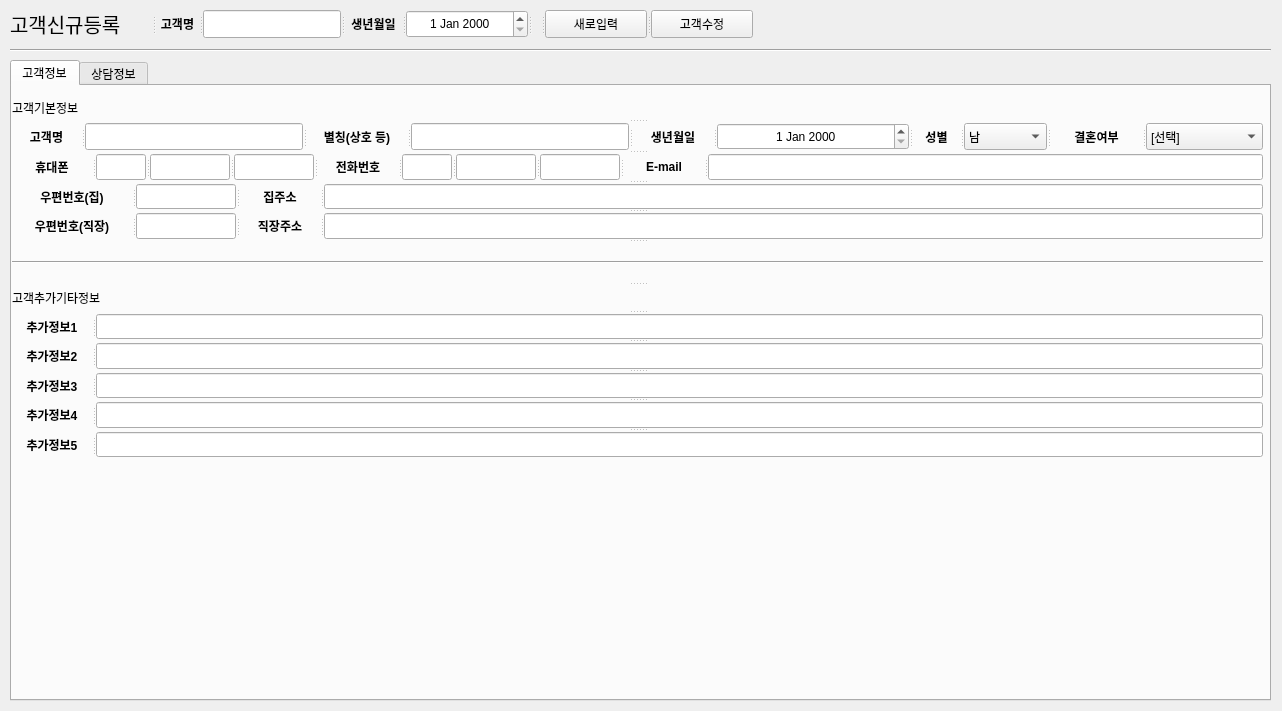
Above: app/ui/customer_registeration_page.ui from DY-Microfinance-Customer-Management/dymf-algorithm before the change. Below: the same form after it.
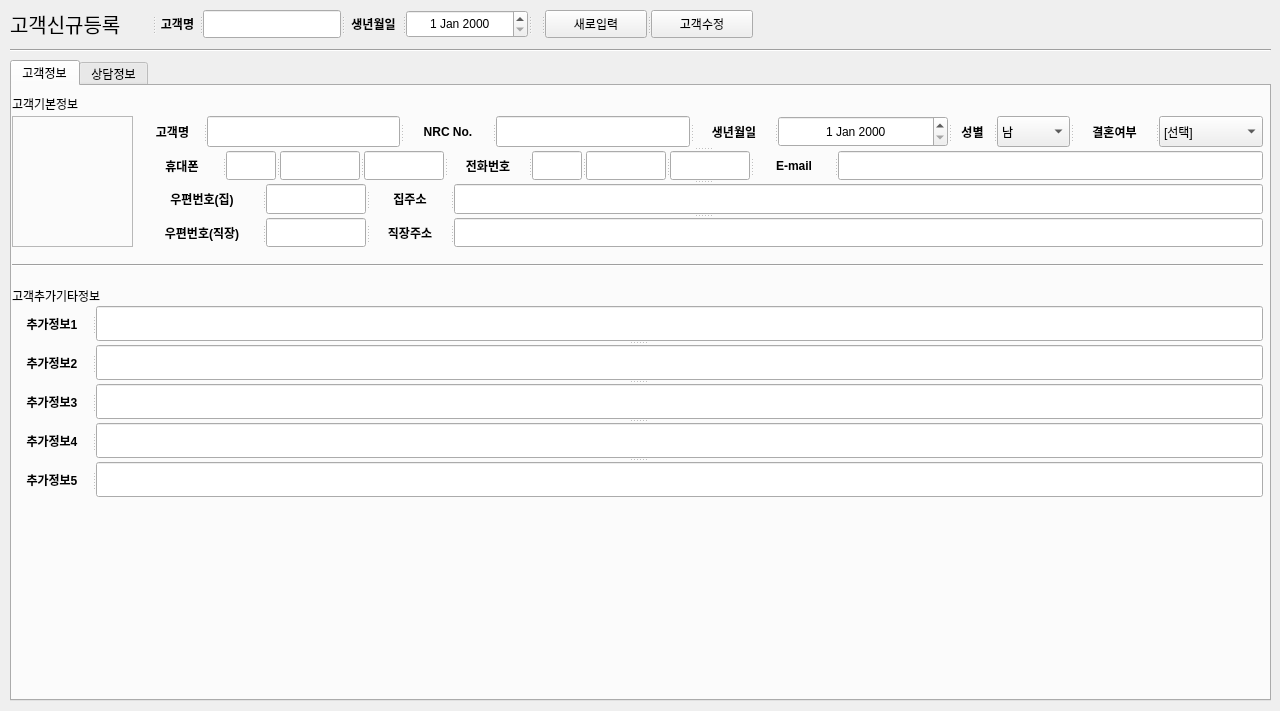
That is the form after the change.

Commit message: 'company_info_page'

Patch:
```diff
--- a/app/ui/customer_registeration_page.ui
+++ b/app/ui/customer_registeration_page.ui
@@ -6,13 +6,13 @@
    <rect>
     <x>0</x>
     <y>0</y>
-    <width>1282</width>
+    <width>1280</width>
     <height>711</height>
    </rect>
   </property>
   <property name="minimumSize">
    <size>
-    <width>1282</width>
+    <width>1280</width>
     <height>711</height>
    </size>
   </property>
@@ -51,19 +51,60 @@
      <attribute name="title">
       <string>고객정보</string>
      </attribute>
-     <widget class="QSplitter" name="splitter_13">
+     <widget class="QFrame" name="frame">
       <property name="geometry">
        <rect>
         <x>0</x>
-        <y>10</y>
+        <y>30</y>
+        <width>121</width>
+        <height>131</height>
+       </rect>
+      </property>
+      <property name="frameShape">
+       <enum>QFrame::StyledPanel</enum>
+      </property>
+      <property name="frameShadow">
+       <enum>QFrame::Raised</enum>
+      </property>
+     </widget>
+     <widget class="Line" name="line_2">
+      <property name="geometry">
+       <rect>
+        <x>0</x>
+        <y>160</y>
         <width>1251</width>
-        <height>361</height>
+        <height>38</height>
        </rect>
       </property>
       <property name="orientation">
-       <enum>Qt::Vertical</enum>
+       <enum>Qt::Horizontal</enum>
       </property>
+     </widget>
+     <widget class="QLabel" name="label_2">
+      <property name="geometry">
+       <rect>
+        <x>0</x>
+        <y>202</y>
+        <width>120</width>
+        <height>16</height>
+       </rect>
+      </property>
+      <property name="text">
+       <string>고객추가기타정보</string>
+      </property>
+      <property name="alignment">
+       <set>Qt::AlignLeading|Qt::AlignLeft|Qt::AlignVCenter</set>
+      </property>
+     </widget>
       <widget class="QLabel" name="label">
+      <property name="geometry">
+       <rect>
+        <x>0</x>
+        <y>10</y>
+        <width>90</width>
+        <height>16</height>
+       </rect>
+      </property>
        <property name="text">
         <string>고객기본정보</string>
        </property>
@@ -72,6 +113,14 @@
        </property>
       </widget>
       <widget class="QSplitter" name="splitter_5">
+      <property name="geometry">
+       <rect>
+        <x>130</x>
+        <y>30</y>
+        <width>1121</width>
+        <height>131</height>
+       </rect>
+      </property>
        <property name="orientation">
         <enum>Qt::Vertical</enum>
        </property>
@@ -122,7 +171,7 @@
           <bool>true</bool>
          </property>
          <property name="text">
-          <string>별칭(상호 등)</string>
+         <string>NRC No.</string>
          </property>
          <property name="alignment">
           <set>Qt::AlignCenter</set>
@@ -584,28 +633,14 @@
         <widget class="QLineEdit" name="LineEdit_15"/>
        </widget>
       </widget>
-      <widget class="Line" name="line_2">
-       <property name="orientation">
-        <enum>Qt::Horizontal</enum>
-       </property>
-      </widget>
-      <widget class="QLabel" name="label_2">
-       <property name="text">
-        <string>고객추가기타정보</string>
-       </property>
-       <property name="alignment">
-        <set>Qt::AlignLeading|Qt::AlignLeft|Qt::AlignVCenter</set>
-       </property>
-      </widget>
       <widget class="QSplitter" name="splitter_11">
-       <property name="autoFillBackground">
-        <bool>false</bool>
-       </property>
-       <property name="styleSheet">
-        <string notr="true"/>
-       </property>
-       <property name="frameShadow">
-        <enum>QFrame::Plain</enum>
+      <property name="geometry">
+       <rect>
+        <x>0</x>
+        <y>220</y>
+        <width>1251</width>
+        <height>191</height>
+       </rect>
        </property>
        <property name="orientation">
         <enum>Qt::Vertical</enum>
@@ -759,7 +794,6 @@
          </property>
         </widget>
         <widget class="QLineEdit" name="LineEdit_21"/>
-       </widget>
       </widget>
      </widget>
     </widget>
```
Lines whose indentation alone changed are shown as unchanged. The commit also changes 4 other files.
